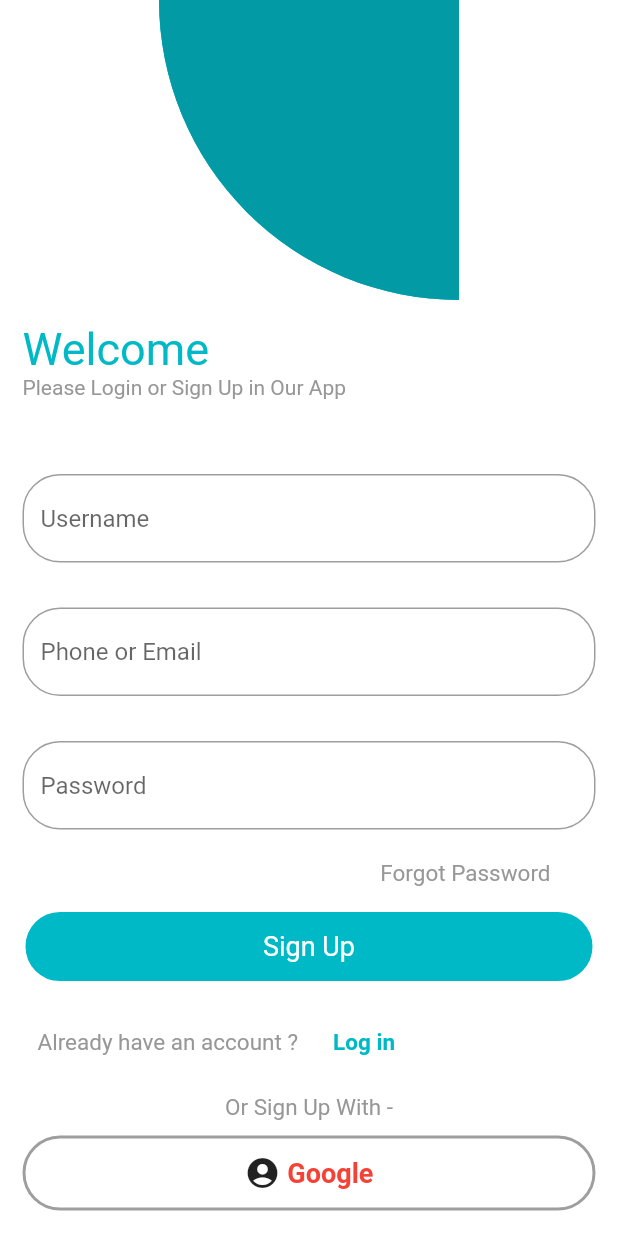
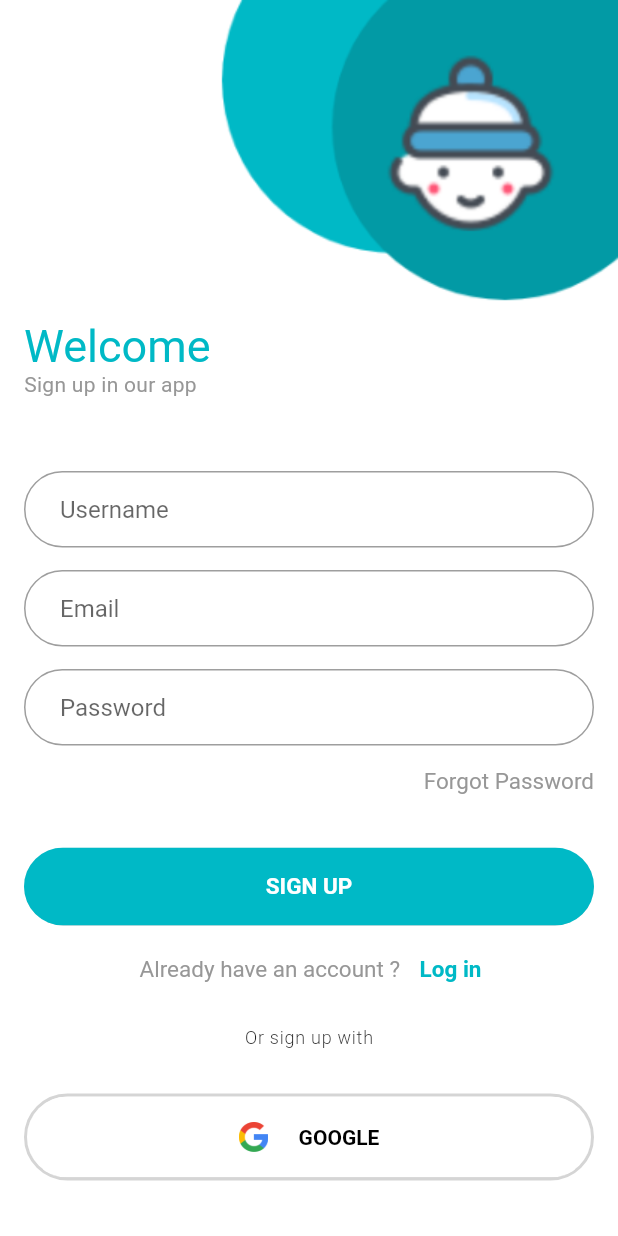
Before and after one commit to RafatMeraz/health-monitoring-system, a Flutter app: the screen it shows after launch, on a phone screen of 412 x 824 dp. Run offline on Flutter 3.47's test engine with Material 2 defaults, Android fonts, the light colour scheme and no system bars; Roboto replaces fonts that are missing (Poppins).

Commit message:
Register screen updated

```diff
--- a/lib/main.dart
+++ b/lib/main.dart
@@ -1,5 +1,5 @@
 import 'package:flutter/material.dart';
-import 'package:health_monitoring_system/src/views/ui/register.dart';
+import 'package:health_monitoring_system/src/views/ui/registration/register.dart';
 void main() {
   runApp(MyApp());
 }
@@ -9,24 +9,9 @@ class MyApp extends StatelessWidget {
   @override
   Widget build(BuildContext context) {
     return MaterialApp(
-      title: 'Flutter Demo',
-      theme: ThemeData(
-        // This is the theme of your application.
-        //
-        // Try running your application with "flutter run". You'll see the
-        // application has a blue toolbar. Then, without quitting the app, try
-        // changing the primarySwatch below to Colors.green and then invoke
-        // "hot reload" (press "r" in the console where you ran "flutter run",
-        // or simply save your changes to "hot reload" in a Flutter IDE).
-        // Notice that the counter didn't reset back to zero; the application
-        // is not restarted.
-        primarySwatch: Colors.blue,
-        // This makes the visual density adapt to the platform that you run
-        // the app on. For desktop platforms, the controls will be smaller and
-        // closer together (more dense) than on mobile platforms.
-        visualDensity: VisualDensity.adaptivePlatformDensity,
-      ),
-      home: register(),
+      title: 'HMS',
+      debugShowCheckedModeBanner: false,
+      home: Register(),
     );
   }
 }
--- a/lib/src/views/ui/register.dart
+++ /dev/null
@@ -1,232 +0,0 @@
-import 'package:flutter/material.dart';
-import 'package:health_monitoring_system/src/views/utils/constant.dart';
-
-class register extends StatefulWidget {
-  @override
-  _registerState createState() => _registerState();
-}
-
-class _registerState extends State<register> {
-  @override
-  Widget build(BuildContext context) {
-    return Scaffold(
-        backgroundColor: Color(0xFFFFFFFF),
-        body: SafeArea(
-          child: Stack(
-            children: [
-              Column(
-                children: [
-                  SizedBox(
-                    width: 800,
-                  ),
-                  Container(
-                    constraints: BoxConstraints(
-                      maxHeight: 200,
-                      maxWidth: 200,
-                    ),
-                    decoration: BoxDecoration(
-                        color: Color.fromRGBO(0, 185, 198, 1),
-                        borderRadius: new BorderRadius.only(
-                            bottomLeft: Radius.circular(200.0))
-                    ),
-                  ),
-                ],
-              ),
-              Column(
-                children: [
-                  SizedBox(
-                    width: 1500,
-                  ),
-                  Container(
-                    constraints: BoxConstraints(
-                      maxHeight: 200,
-                      maxWidth: 200,
-                    ),
-                    decoration: BoxDecoration(
-                        color: Color.fromRGBO(2, 154, 165, 1),
-                        borderRadius: new BorderRadius.only(
-                            bottomLeft: Radius.circular(200.0))
-                    ),
-                  ),
-                ],
-              ),
-              Padding(
-                padding: const EdgeInsets.all(15.0),
-                child: Column(
-                  crossAxisAlignment: CrossAxisAlignment.start,
-                  mainAxisAlignment: MainAxisAlignment.start,
-                  children: [
-                    SizedBox(
-                      height: 200,
-                    ),
-                    Text('Welcome',
-                      style: TextStyle(
-                        color: Color.fromRGBO(0, 185, 198, 1),
-                        fontSize: 30,
-                      ),
-                    ),
-                    Text('Please Login or Sign Up in Our App',
-                      style: TextStyle(
-                          color: Color.fromRGBO(151, 151, 151, 1)
-                      ),),
-                    SizedBox(
-                      height: 50,
-                    ),
-                    TextFormField(
-                      decoration: new InputDecoration(
-                        hintText: 'Username',
-                        fillColor: Colors.white,
-                        border: new OutlineInputBorder(
-                          borderRadius: new BorderRadius.circular(25.0),
-                          borderSide: new BorderSide(
-                          ),
-                        ),
-                        //fillColor: Colors.green
-                      ),
-                      style: new TextStyle(
-                        fontFamily: "Poppins",
-                      ),
-                    ),
-                    SizedBox(
-                      height: 30,
-                    ),
-                    TextFormField(
-                      decoration: new InputDecoration(
-                        hintText: 'Phone or Email',
-                        fillColor: Colors.white,
-                        border: new OutlineInputBorder(
-                          borderRadius: new BorderRadius.circular(25.0),
-                          borderSide: new BorderSide(
-                          ),
-                        ),
-                        //fillColor: Colors.green
-                      ),
-                      validator: (val) {
-                        if(val.length==0) {
-                          return "Email cannot be empty";
-                        }else{
-                          return null;
-                        }
-                      },
-                      keyboardType: TextInputType.emailAddress,
-                      style: new TextStyle(
-                        fontFamily: "Poppins",
-                      ),
-                    ),
-                    SizedBox(
-                      height: 30,
-                    ),
-                    TextFormField(
-                      decoration: new InputDecoration(
-                        hintText: 'Password',
-                        fillColor: Colors.white,
-                        border: new OutlineInputBorder(
-                          borderRadius: new BorderRadius.circular(25.0),
-                          borderSide: new BorderSide(
-                          ),
-                        ),
-                        //fillColor: Colors.green
-                      ),
-                      style: new TextStyle(
-                        fontFamily: "Poppins",
-                      ),
-                    ),
-                    SizedBox(
-                      height: 5,
-                    ),
-                    Row(
-                      mainAxisAlignment: MainAxisAlignment.end,
-                      children: [
-                        RawMaterialButton(
-                          splashColor: Colors.transparent,
-                          highlightColor: Colors.transparent,
-                          disabledElevation: 10,
-                          onPressed: (){
-                            print('');
-                          },
-                          child: Text(
-                            'Forgot Password',
-                            style: greyText,
-                          ),
-                        ),
-                        SizedBox(
-                          width: 30,
-                        )
-                      ],
-                    ),
-                    InkWell(
-                      onTap: () => print('Tapped'),
-                      child: new Container(
-                        //width: 100.0,
-                        height: 50.0,
-                        decoration: new BoxDecoration(
-                          color: Color.fromRGBO(0, 185, 198, 1),
-                          border: new Border.all(color: Colors.white, width: 2.0),
-                          borderRadius: new BorderRadius.circular(30.0),
-                        ),
-                        child: new Center(child: new Text('Sign Up', style: new TextStyle(fontSize: 18.0, color: Colors.white),),),
-                      ),
-                    ),
-                    SizedBox(
-                      height: 15,
-                    ),
-                    Row(
-                      children: [
-                        SizedBox(
-                          width: 10,
-                        ),
-                        Text("Already have an account ?",
-                          style: greyText,),
-                        RawMaterialButton(
-                          splashColor: Colors.transparent,
-                          highlightColor: Colors.transparent,
-                          disabledElevation: 10,
-                          onPressed: (){
-                            print('');
-                          },
-                          child: Text(
-                            'Log in',
-                            style: primaryText,
-                          ),
-                        ),
-                      ],
-                    ),
-                    SizedBox(
-                      height: 10,
-                    ),
-                    Center(
-                      child: Text('Or Sign Up With -',
-                        style: greyText,),
-                    ),
-                    SizedBox(
-                      height: 10,
-                    ),
-                    InkWell(
-                      onTap: () => print('Tapped Google'),
-                      child: new Container(
-                        //width: 100.0,
-                        height: 50.0,
-                        decoration: new BoxDecoration(
-                          color: Colors.white,
-                          border: new Border.all(color: Colors.grey, width: 2.0),
-                          borderRadius: new BorderRadius.circular(30.0),
-                        ),
-                        child: new Center(child: Row(
-                          mainAxisAlignment: MainAxisAlignment.center,
-                          children: [
-                            Icon(Icons.account_circle_sharp
-                            ),
-                            Text(' Google', style: new TextStyle(fontSize: 18.0, color: Colors.red, fontWeight: FontWeight.bold), )
-                          ],
-                        ),),
-                      ),
-                    ),
-                  ],
-                ),
-              )
-            ],
-          ),
-        )
-    );
-  }
-}
--- /dev/null
+++ b/lib/src/views/ui/registration/register.dart
@@ -0,0 +1,175 @@
+import 'package:flutter/material.dart';
+import 'package:health_monitoring_system/src/views/utils/constant.dart';
+import 'package:health_monitoring_system/src/views/utils/reusable_widgets.dart';
+
+class Register extends StatefulWidget {
+  @override
+  _RegisterState createState() => _RegisterState();
+}
+
+class _RegisterState extends State<Register> {
+  @override
+  Widget build(BuildContext context) {
+    return Scaffold(
+      backgroundColor: kWhiteColor,
+        body: SafeArea(
+            child: SingleChildScrollView(
+      child: Column(
+        crossAxisAlignment: CrossAxisAlignment.start,
+        children: [
+          Align(
+              alignment: Alignment.centerRight,
+              child: Image.asset('assets/images/corner-image.png')),
+          Padding(
+            padding: const EdgeInsets.symmetric(horizontal : 16.0),
+            child: Column(
+              crossAxisAlignment: CrossAxisAlignment.start,
+              children: [
+                Text(
+                  'Welcome',
+                  style: TextStyle(
+                    color: kThemeColor,
+                    fontSize: 30,
+                  ),
+                ),
+                Text(
+                  'Sign up in our app',
+                  style: TextStyle(color: Color.fromRGBO(151, 151, 151, 1), fontWeight: FontWeight.w400, fontSize: 14, letterSpacing: 0.2),
+                ),
+                SizedBox(
+                  height: 50,
+                ),
+                TextFormField(
+                  keyboardType: TextInputType.text,
+                  decoration: InputDecoration(
+                    contentPadding: EdgeInsets.symmetric(horizontal: 24, vertical: 16),
+                    hintText: 'Username',
+                    border: OutlineInputBorder(
+                      borderRadius: BorderRadius.circular(40.0),
+                      borderSide: BorderSide(),
+                    ),
+                  ),
+                  style: TextStyle(
+                    fontFamily: "Poppins",
+                  ),
+                ),
+                SizedBox(
+                  height: 15,
+                ),
+                TextFormField(
+                  decoration: InputDecoration(
+                    contentPadding: EdgeInsets.symmetric(horizontal: 24, vertical: 16),
+                    hintText: 'Email',
+                    border: OutlineInputBorder(
+                      borderRadius: BorderRadius.circular(40.0),
+                      borderSide: BorderSide(),
+                    ),
+                  ),
+                  validator: (val) {
+                    if (val.length == 0) {
+                      return "Email cannot be empty";
+                    } else {
+                      return null;
+                    }
+                  },
+                  keyboardType: TextInputType.emailAddress,
+                  style: new TextStyle(
+                    fontFamily: "Poppins",
+                  ),
+                ),
+                SizedBox(
+                  height: 15,
+                ),
+                TextFormField(
+                  obscureText: true,
+                  decoration: InputDecoration(
+                    contentPadding: EdgeInsets.symmetric(horizontal: 24, vertical: 16),
+                    hintText: 'Password',
+                    border: OutlineInputBorder(
+                      borderRadius: BorderRadius.circular(40.0),
+                      borderSide: BorderSide(),
+                    ),
+                  ),
+                  style: TextStyle(
+                    fontFamily: "Poppins",
+                  ),
+                ),
+                Row(
+                  mainAxisAlignment: MainAxisAlignment.end,
+                  children: [
+                    RawMaterialButton(
+                      splashColor: Colors.transparent,
+                      highlightColor: Colors.transparent,
+                      disabledElevation: 10,
+                      onPressed: () {
+                        print('');
+                      },
+                      child: Text(
+                        'Forgot Password',
+                        style: greyText,
+                      ),
+                    ),
+                  ],
+                ),
+                SizedBox(
+                  height: 20,
+                ),
+                RoundedRaisedButton(text: 'SIGN UP', textColor: kWhiteColor, imageLink: null, onTap: (){}, backgroundColor: kThemeColor),
+                SizedBox(
+                  height: 20,
+                ),
+                Row(
+                  mainAxisAlignment: MainAxisAlignment.center,
+                  children: [
+                    SizedBox(
+                      width: 10,
+                    ),
+                    Text(
+                      "Already have an account ?",
+                      style: greyText,
+                    ),
+                    SizedBox(
+                      width: 5,
+                    ),
+                    GestureDetector(
+                      onTap: () {
+
+                      },
+                      child: Padding(
+                        padding: const EdgeInsets.symmetric(horizontal : 8.0),
+                        child: Text(
+                          'Log in',
+                          style: primaryText,
+                        ),
+                      ),
+                    ),
+                  ],
+                ),
+                SizedBox(
+                  height: 30,
+                ),
+                Center(
+                  child: Text(
+                    'Or sign up with',
+                    style: TextStyle(
+                      fontSize: 12,
+                      fontWeight: FontWeight.w300,
+                      letterSpacing: 0.5
+                    ),
+                  ),
+                ),
+                SizedBox(
+                  height: 30,
+                ),
+                RoundedBorderedRaisedButton(text: 'GOOGLE', textColor: kBlackColor, imageLink: 'assets/images/google.png', onTap: () {}, borderColor: kSoftGreyColor, backgroundColor: kWhiteColor),
+                SizedBox(
+                  height: 40,
+                ),
+              ],
+            ),
+          )
+        ],
+      ),
+    )));
+  }
+}
--- a/lib/src/views/utils/constant.dart
+++ b/lib/src/views/utils/constant.dart
@@ -1,5 +1,10 @@
 import 'package:flutter/material.dart';
 
+const kThemeColor =  Color.fromRGBO(0, 185, 198, 1);
+const kWhiteColor =  Colors.white;
+const kRedColor =  Colors.red;
+const kSoftGreyColor =  Color(0xFFD5D5D5);
+const kBlackColor =  Color(0xFF000000);
 
 const greyText= TextStyle(
   fontSize: 15,
--- /dev/null
+++ b/lib/src/views/utils/reusable_widgets.dart
@@ -0,0 +1,125 @@
+import 'package:flutter/material.dart';
+
+class RoundedRaisedButton extends StatelessWidget {
+  RoundedRaisedButton(
+      {@required this.text,
+        @required this.textColor,
+        @required this.imageLink,
+        @required this.onTap,
+        @required this.backgroundColor});
+
+  final Function onTap;
+  final String text;
+  final Color backgroundColor;
+  final Color textColor;
+  final String imageLink;
+
+  @override
+  Widget build(BuildContext context) {
+    return ClipRRect(
+      borderRadius: BorderRadius.circular(30),
+      child: ConstrainedBox(
+        constraints: const BoxConstraints(minWidth: double.infinity),
+        child: RaisedButton(
+          elevation: 4,
+          color: backgroundColor,
+          onPressed: onTap,
+          child: Padding(
+            padding: const EdgeInsets.all(17.0),
+            child: imageLink == null
+                ? Text(
+              text,
+              style: TextStyle(
+                  fontSize: 15,
+                  color: textColor,
+                  fontWeight: FontWeight.w600),
+            )
+                : Row(
+              mainAxisAlignment: MainAxisAlignment.center,
+              children: <Widget>[
+                Container(
+                  width: 20,
+                  height: 20,
+                  child: Image.asset(imageLink),
+                ),
+                SizedBox(width: 20),
+                Text(
+                  text,
+                  style: TextStyle(
+                      fontSize: 15,
+                      color: textColor,
+                      fontWeight: FontWeight.w600),
+                )
+              ],
+            ),
+          ),
+        ),
+      ),
+    );
+  }
+}
+
+class RoundedBorderedRaisedButton extends StatelessWidget {
+  RoundedBorderedRaisedButton(
+      {@required this.text,
+        @required this.textColor,
+        @required this.imageLink,
+        @required this.onTap,
+        @required this.borderColor,
+        @required this.backgroundColor});
+
+  final Function onTap;
+  final String text;
+  final Color backgroundColor;
+  final Color textColor, borderColor;
+  final String imageLink;
+
+  @override
+  Widget build(BuildContext context) {
+    return Container(
+      decoration: BoxDecoration(
+          borderRadius: BorderRadius.circular(30),
+          border: Border.all(width: 2, color: borderColor)),
+      child: ClipRRect(
+        borderRadius: BorderRadius.circular(30),
+        child: ConstrainedBox(
+          constraints: const BoxConstraints(minWidth: double.infinity),
+          child: RaisedButton(
+            elevation: 4,
+            color: backgroundColor,
+            onPressed: onTap,
+            child: Padding(
+              padding: const EdgeInsets.all(17.0),
+              child: imageLink == null
+                  ? Text(
+                text,
+                style: TextStyle(
+                    fontSize: 14,
+                    color: textColor,
+                    fontWeight: FontWeight.bold),
+              )
+                  : Row(
+                mainAxisAlignment: MainAxisAlignment.center,
+                children: <Widget>[
+                  Container(
+                    width: 20,
+                    height: 20,
+                    child: Image.asset(imageLink),
+                  ),
+                  SizedBox(width: 20),
+                  Text(
+                    text,
+                    style: TextStyle(
+                        fontSize: 14,
+                        color: textColor,
+                        fontWeight: FontWeight.bold),
+                  )
+                ],
+              ),
+            ),
+          ),
+        ),
+      ),
+    );
+  }
+}
```
Also changed, not shown: pubspec.yaml (+3 -27 lines), assets/images/corner-image.png (added), assets/images/google.png (added), lib/src/views/ui/registration/login.dart (renamed from lib/src/views/ui/login.dart).
